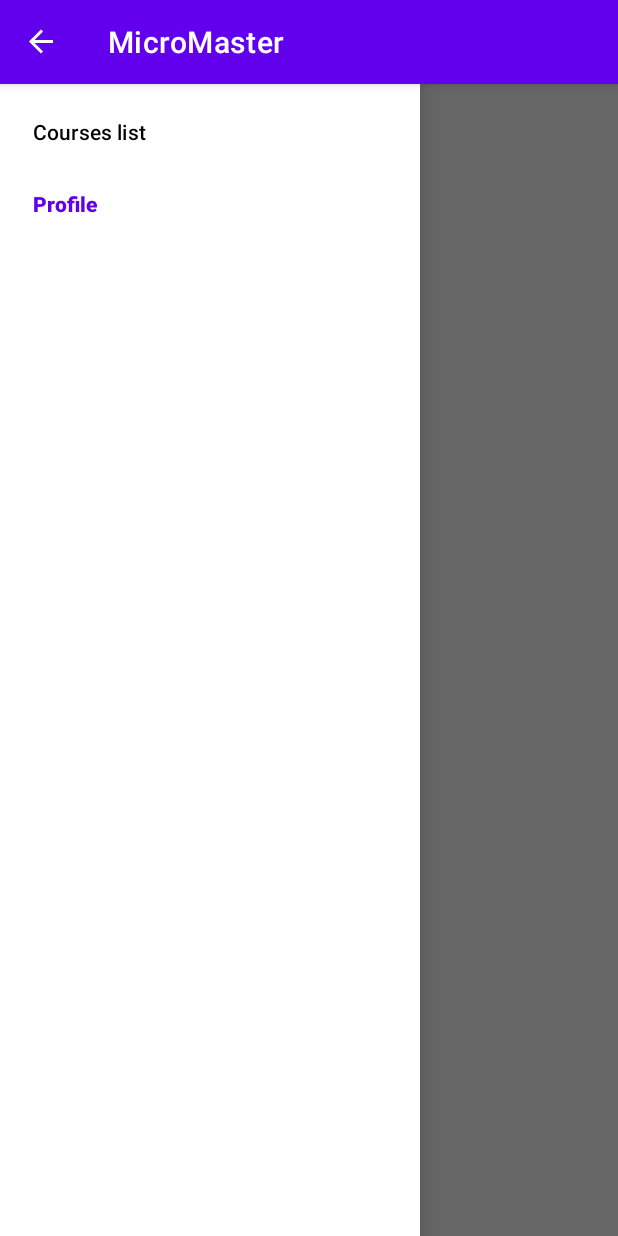
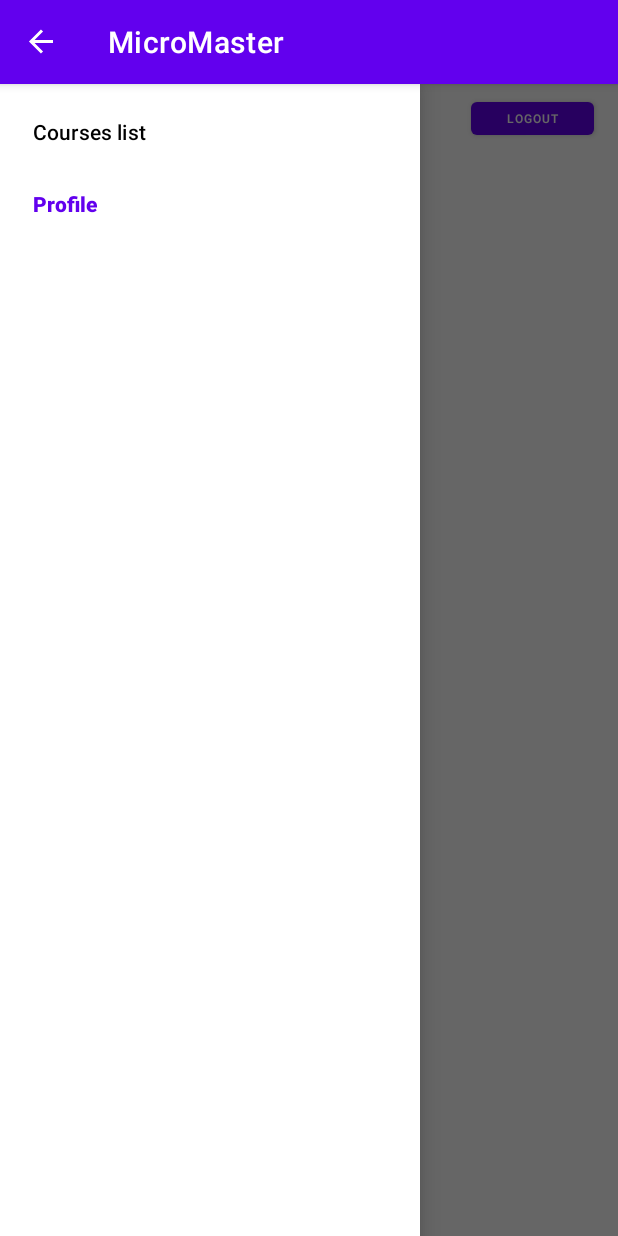
Before and after one commit to Mobile-Programming-HWs/Project, an Android app: the ProfileActivity screen opened directly, with no data from a screen before it, with the side drawer open, on a phone screen of 412 x 824 dp. Run offline under Robolectric (Android 15) with nearby library versions, the phone set to English and light mode, and no system bars; our stand-ins replace CircleImageView, Room's generated code; 7 statements that could not run were skipped.

Commit message:
added logout

```diff
--- a/app/src/main/java/com/sharif/micromaster/MainActivity.java
+++ b/app/src/main/java/com/sharif/micromaster/MainActivity.java
@@ -22,6 +22,11 @@ public class MainActivity extends AppCompatActivity {
         setContentView(R.layout.activity_main);
         findViews();
         db = Database.getInstance(this);
+        LoggedInUser logged = db.LoggedInUserDao().user();
+        if (logged != null) {
+            Intent intent = new Intent(this, CoursesListActivity.class);
+            startActivity(intent);
+        }
         login.setOnClickListener(view -> {
             boolean isValid = true;
             if (emailView.getText().toString().isEmpty()) {
--- a/app/src/main/java/com/sharif/micromaster/ProfileActivity.java
+++ b/app/src/main/java/com/sharif/micromaster/ProfileActivity.java
@@ -12,6 +12,7 @@ import android.graphics.Bitmap;
 import android.os.Bundle;
 import android.util.Log;
 import android.view.MenuItem;
+import android.widget.Button;
 import android.widget.TextView;
 
 import com.google.android.material.navigation.NavigationView;
@@ -32,6 +33,7 @@ public class ProfileActivity extends AppCompatActivity implements NavigationView
     NavigationView navigationView;
     ActionBarDrawerToggle toggle;
     Database db;
+    Button logout;
 
     @Override
     protected void onCreate(Bundle savedInstanceState) {
@@ -74,6 +76,11 @@ public class ProfileActivity extends AppCompatActivity implements NavigationView
                 courseList.add(course);
             }
         }
+        logout.setOnClickListener(view -> {
+            db.LoggedInUserDao().deleteAll();
+            Intent intent = new Intent(ProfileActivity.this, MainActivity.class);
+            startActivity(intent);
+        });
         adapter = new CustomAdapter(courseList, getApplicationContext());
         recyclerView.setAdapter(adapter);
     }
@@ -85,6 +92,7 @@ public class ProfileActivity extends AppCompatActivity implements NavigationView
         recyclerView = findViewById(R.id.profile_courses);
         drawerLayout = findViewById(R.id.profile_drawer);
         navigationView = findViewById(R.id.nav_prof);
+        logout = findViewById(R.id.logout);
     }
 
     @Override
--- a/app/src/main/res/layout/activity_profile.xml
+++ b/app/src/main/res/layout/activity_profile.xml
@@ -13,24 +13,24 @@
 
         <de.hdodenhof.circleimageview.CircleImageView
             android:id="@+id/profile_image"
+            android:layout_width="85dp"
+            android:layout_height="75dp"
             android:layout_alignParentStart="true"
             android:layout_alignParentTop="true"
             android:layout_marginStart="32dp"
-        android:layout_marginTop="32dp"
-        android:layout_width="96dp"
-        android:layout_height="96dp"
+            android:layout_marginTop="58dp"
             app:civ_border_width="2dp"
             tools:srcCompat="@tools:sample/avatars" />
 
         <TextView
             android:id="@+id/profile_name"
-        android:layout_width="wrap_content"
+            android:layout_width="176dp"
             android:layout_height="wrap_content"
             android:layout_alignParentTop="true"
             android:layout_alignParentEnd="true"
-        android:layout_marginStart="70dp"
-        android:layout_marginTop="47dp"
-        android:layout_marginEnd="43dp"
+            android:layout_marginStart="71dp"
+            android:layout_marginTop="55dp"
+            android:layout_marginEnd="47dp"
             android:layout_toEndOf="@+id/profile_image"
             android:minHeight="48dp"
             android:text="TextView" />
@@ -57,6 +57,17 @@
         android:layout_marginTop="173dp"
         android:layout_marginEnd="0dp" />
 
+        <Button
+            android:id="@+id/logout"
+            android:layout_width="82dp"
+            android:layout_height="34dp"
+            android:layout_alignParentTop="true"
+            android:layout_alignParentEnd="true"
+            android:layout_marginTop="6dp"
+            android:layout_marginEnd="16dp"
+            android:textSize="8dp"
+            android:text="logout" />
+
     </RelativeLayout>
 
     <com.google.android.material.navigation.NavigationView
--- a/app/src/main/res/layout/course_item.xml
+++ b/app/src/main/res/layout/course_item.xml
@@ -14,13 +14,13 @@
 
     <RelativeLayout
         android:id="@+id/item"
-        android:layout_width="match_parent"
-        android:layout_height="300dp">
+        android:layout_width="wrap_content"
+        android:layout_height="249dp">
 
         <ImageView
             android:id="@+id/image"
             android:layout_width="match_parent"
-            android:layout_height="180dp"
+            android:layout_height="120dp"
             android:contentDescription="CardImageViewDesc"
             android:scaleType="centerCrop"
             android:src="@drawable/ic_launcher_background" />
--- a/app/src/main/res/layout/homework_item.xml
+++ b/app/src/main/res/layout/homework_item.xml
@@ -14,8 +14,8 @@
 
     <RelativeLayout
         android:id="@+id/item"
-        android:layout_width="match_parent"
-        android:layout_height="138dp">
+        android:layout_width="wrap_content"
+        android:layout_height="129dp">
 
         <TextView
             android:id="@+id/hw_description"
```
Also changed, not shown: app/src/main/res/layout/activity_register.xml (+11 -8 lines). Lines whose indentation alone changed are shown as unchanged.
